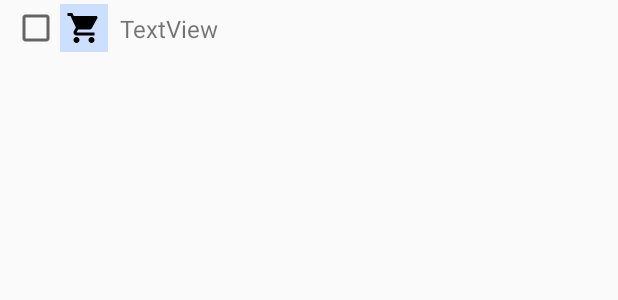
After one commit to kartikprabhu20/YourEuro, an Android app: the layout category_checkbox.xml on its own in the app's theme, with its tools: preview values and no code run, on a phone screen of 412 x 824 dp. The commit adds this screen. Shown: the top 300 px of the screen. Run offline under Robolectric (Android 15) with nearby library versions, the phone set to English and light mode, and no system bars.

Commit message:
#multiple category selection in filter

```diff
--- a/YourEuro/app/src/main/java/com/artexceptionals/youreuro/MainActivity.java
+++ b/YourEuro/app/src/main/java/com/artexceptionals/youreuro/MainActivity.java
@@ -129,9 +129,6 @@ public class MainActivity extends AppCompatActivity {
         if (id == R.id.action_settings) {
             startActivity(new Intent(this, SettingsActivity.class));
             return true;
-        }else if (id == R.id.history) {
-            startActivity(new Intent(this, HistoryActivity.class));
-            return true;
         }
 
         return abdt.onOptionsItemSelected(item)|| super.onOptionsItemSelected(item);
--- /dev/null
+++ b/YourEuro/app/src/main/res/layout/category_checkbox.xml
@@ -0,0 +1,36 @@
+<?xml version="1.0" encoding="utf-8"?>
+<LinearLayout xmlns:android="http://schemas.android.com/apk/res/android"
+    xmlns:app="http://schemas.android.com/apk/res-auto"
+    android:layout_width="match_parent"
+    android:layout_height="wrap_content"
+    android:orientation="horizontal"
+    android:paddingLeft="@dimen/unit2">
+
+    <CheckBox
+        android:layout_width="wrap_content"
+        android:layout_height="wrap_content"
+        android:layout_gravity="center_vertical"
+        android:gravity="right|center_vertical"
+        android:id="@+id/category_checkbox"/>
+
+    <ImageView
+        android:id="@+id/category_spinner_image"
+        android:layout_width="@dimen/unit4"
+        android:layout_height="@dimen/unit4"
+        android:layout_gravity="center"
+        android:padding="@dimen/unit2"
+        android:scaleType="center"
+        android:background="@color/highlight_blue"
+        android:src="@drawable/ic_baseline_shopping" />
+
+
+    <TextView
+        android:id="@+id/category_spinner_Name"
+        android:layout_width="wrap_content"
+        android:layout_height="wrap_content"
+        android:text="TextView"
+        android:textSize="@dimen/unit3"
+        android:layout_gravity="center_vertical"
+        android:padding="@dimen/unit2"/>
+
+</LinearLayout>
--- a/YourEuro/app/src/main/res/menu/menu_main.xml
+++ b/YourEuro/app/src/main/res/menu/menu_main.xml
@@ -7,10 +7,4 @@
         android:orderInCategory="100"
         android:title="@string/action_settings"
         app:showAsAction="never" />
-
-    <item
-        android:id="@+id/history"
-        android:orderInCategory="100"
-        android:title="@string/history"
-        app:showAsAction="never" />
 </menu>
```
Also changed, not shown: YourEuro/app/src/main/java/com/artexceptionals/youreuro/FilterActivity.java (+10 -28 lines), YourEuro/app/src/main/java/com/artexceptionals/youreuro/HistoryActivity.java (+10 -1 lines), YourEuro/app/src/main/java/com/artexceptionals/youreuro/MoneyControlManager.java (+16 -4 lines), YourEuro/app/src/main/java/com/artexceptionals/youreuro/adapter/CategoryFilterAdapter.java (added, +90 -0 lines), YourEuro/app/src/main/java/com/artexceptionals/youreuro/model/CashRecordFilter.java (+54 -50 lines), YourEuro/app/src/main/res/layout/activity_filter.xml (+9 -5 lines).
